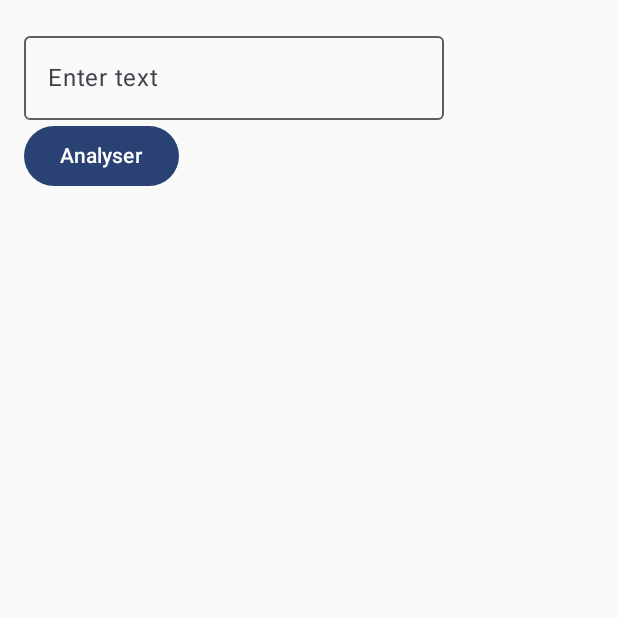
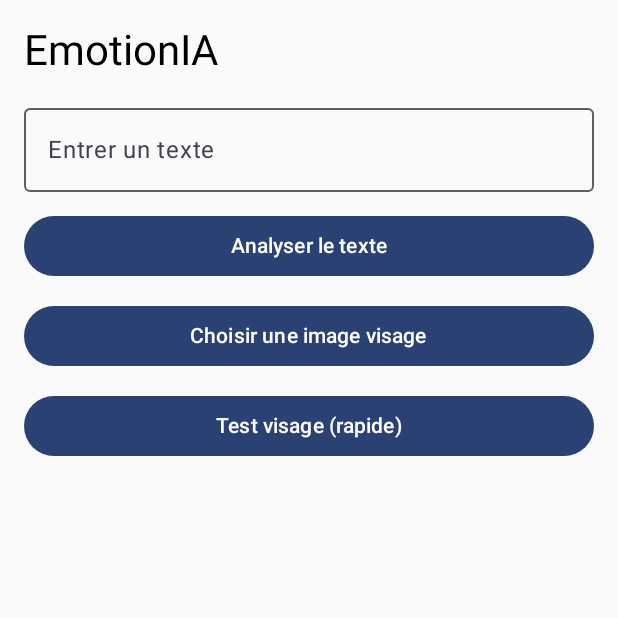
Before and after one commit to kkande/deep-learning-ia-mobile, an Android app built with Jetpack Compose: the screen it shows after launch (MainActivity), on a phone screen of 412 x 824 dp, the top half of it. Run offline under Robolectric (Android 15) with nearby library versions, the light colour scheme and no system bars.

Commit message:
Integrate text and face emotion API support

```diff
--- a/app/build.gradle.kts
+++ b/app/build.gradle.kts
@@ -60,6 +60,8 @@ dependencies {
     implementation("androidx.compose.material3:material3:1.1.2")
     implementation("androidx.lifecycle:lifecycle-viewmodel-compose:2.6.2")
     implementation("androidx.compose.ui:ui-tooling-preview:1.5.4")
+    implementation("com.squareup.okhttp3:okhttp:4.12.0")
+    implementation("com.squareup.okhttp3:logging-interceptor:4.12.0")
     testImplementation(libs.junit)
     androidTestImplementation(libs.androidx.junit)
     androidTestImplementation(libs.androidx.espresso.core)
--- a/app/src/main/AndroidManifest.xml
+++ b/app/src/main/AndroidManifest.xml
@@ -1,7 +1,7 @@
 <?xml version="1.0" encoding="utf-8"?>
 <manifest xmlns:android="http://schemas.android.com/apk/res/android"
     xmlns:tools="http://schemas.android.com/tools">
-
+    <uses-permission android:name="android.permission.INTERNET" />
     <application
         android:allowBackup="true"
         android:dataExtractionRules="@xml/data_extraction_rules"
@@ -10,7 +10,8 @@
         android:label="@string/app_name"
         android:roundIcon="@mipmap/ic_launcher_round"
         android:supportsRtl="true"
-        android:theme="@style/Theme.Ia_emotion">
+        android:theme="@style/Theme.Ia_emotion"
+        android:usesCleartextTraffic="true">
         <activity
             android:name=".MainActivity"
             android:exported="true"
--- a/app/src/main/java/com/mobile/emotion_ia/data/EmotionRepository.kt
+++ b/app/src/main/java/com/mobile/emotion_ia/data/EmotionRepository.kt
@@ -3,6 +3,8 @@ package com.mobile.emotion_ia.data
 import com.mobile.emotion_ia.data.model.EmotionData
 import com.mobile.emotion_ia.data.remote.ApiService
 import com.mobile.emotion_ia.data.remote.EmotionRequest
+import com.mobile.emotion_ia.data.remote.FaceEmotionResponse
+import okhttp3.MultipartBody
 
 class EmotionRepository(
     private val apiService: ApiService
@@ -15,4 +17,8 @@ class EmotionRepository(
             score = response.confidence.toFloat()
         )
     }
+
+    suspend fun analyzeFace(file: MultipartBody.Part): FaceEmotionResponse {
+        return apiService.predictFace(file)
+    }
 }
--- a/app/src/main/java/com/mobile/emotion_ia/data/remote/ApiService.kt
+++ b/app/src/main/java/com/mobile/emotion_ia/data/remote/ApiService.kt
@@ -1,7 +1,10 @@
 package com.mobile.emotion_ia.data.remote
 
+import okhttp3.MultipartBody
 import retrofit2.http.Body
+import retrofit2.http.Multipart
 import retrofit2.http.POST
+import retrofit2.http.Part
 
 interface ApiService {
 
@@ -9,4 +12,10 @@ interface ApiService {
     suspend fun predictEmotion(
         @Body request: EmotionRequest
     ): EmotionResponse
+
+    @Multipart
+    @POST("predict-face")
+    suspend fun predictFace(
+        @Part file: MultipartBody.Part
+    ): FaceEmotionResponse
 }
--- a/app/src/main/java/com/mobile/emotion_ia/ui/EmotionScreen.kt
+++ b/app/src/main/java/com/mobile/emotion_ia/ui/EmotionScreen.kt
@@ -1,34 +1,128 @@
 package com.mobile.emotion_ia.ui.emotion_screen
 
+import android.content.Context
+import android.net.Uri
+import androidx.activity.compose.rememberLauncherForActivityResult
+import androidx.activity.result.contract.ActivityResultContracts
 import androidx.compose.foundation.layout.*
 import androidx.compose.material3.*
 import androidx.compose.runtime.*
 import androidx.compose.ui.Modifier
+import androidx.compose.ui.platform.LocalContext
 import androidx.compose.ui.unit.dp
+import java.io.File
 
 @Composable
 fun EmotionScreen(viewModel: EmotionViewModel) {
 
     var text by remember { mutableStateOf("") }
-    val state = viewModel.uiState.collectAsState()
+    val state by viewModel.uiState.collectAsState()
+    val context = LocalContext.current
 
-    Column(modifier = Modifier.padding(16.dp)) {
+    // Sélecteur image (galerie)
+    val imagePickerLauncher = rememberLauncherForActivityResult(
+        contract = ActivityResultContracts.GetContent()
+    ) { uri: Uri? ->
+        uri?.let {
+            val file = uriToFile(context, it)
+            viewModel.analyzeFace(file)
+        }
+    }
 
+    Column(
+        modifier = Modifier
+            .fillMaxSize()
+            .padding(16.dp),
+        verticalArrangement = Arrangement.spacedBy(12.dp)
+    ) {
+
+        Text(
+            text = "EmotionIA",
+            style = MaterialTheme.typography.headlineMedium
+        )
+
+        // ===== TEXTE =====
         OutlinedTextField(
             value = text,
             onValueChange = { text = it },
-            label = { Text("Enter text") }
+            label = { Text("Entrer un texte") },
+            modifier = Modifier.fillMaxWidth()
         )
 
-        Button(onClick = {
-            viewModel.analyzeText(text)
-        }) {
-            Text("Analyser")
+        Button(
+            onClick = { viewModel.analyzeText(text) },
+            modifier = Modifier.fillMaxWidth()
+        ) {
+            Text("Analyser le texte")
         }
 
-        state.value.result?.let {
-            Text("Emotion: ${it.label}")
-            Text("Score: ${it.score}")
+        // ===== IMAGE =====
+        Button(
+            onClick = { imagePickerLauncher.launch("image/*") },
+            modifier = Modifier.fillMaxWidth()
+        ) {
+            Text("Choisir une image visage")
+        }
+
+        // 🔥 BOUTON TEST (SANS GALERIE)
+        Button(
+            onClick = {
+                val fakeFile = File(context.cacheDir, "test.jpg")
+                viewModel.analyzeFace(fakeFile)
+            },
+            modifier = Modifier.fillMaxWidth()
+        ) {
+            Text("Test visage (rapide)")
+        }
+
+        // LOADING
+        if (state.isLoading) {
+            CircularProgressIndicator()
+        }
+
+        //  ERREUR
+        state.error?.let { error ->
+            Text(
+                text = "Erreur : $error",
+                color = MaterialTheme.colorScheme.error
+            )
+        }
+
+        // RESULTAT TEXTE
+        state.textResult?.let { result ->
+            Card(modifier = Modifier.fillMaxWidth()) {
+                Column(modifier = Modifier.padding(12.dp)) {
+                    Text("Résultat texte")
+                    Text("Émotion : ${result.label}")
+                    Text("Score : ${"%.2f".format(result.score * 100)} %")
+                }
+            }
+        }
+
+        // RESULTAT VISAGE
+        state.faceResult?.let { face ->
+            Card(modifier = Modifier.fillMaxWidth()) {
+                Column(modifier = Modifier.padding(12.dp)) {
+                    Text("Résultat visage")
+                    Text("Émotion : ${face.label}")
+                    Text("Confiance : ${"%.2f".format(face.confidence * 100)} %")
+                    Text("Temps : ${face.inference_time_ms} ms")
+                }
+            }
         }
     }
 }
+
+// Conversion URI -> File
+fun uriToFile(context: Context, uri: Uri): File {
+    val inputStream = context.contentResolver.openInputStream(uri)
+    val file = File(context.cacheDir, "selected_face.jpg")
+
+    inputStream.use { input ->
+        file.outputStream().use { output ->
+            input?.copyTo(output)
+        }
+    }
+
+    return file
+}
```
Also changed, not shown: app/src/main/java/com/mobile/emotion_ia/data/remote/FaceEmotionResponse.kt (added, +8 -0 lines), app/src/main/java/com/mobile/emotion_ia/ui/EmotionViewModel.kt (+52 -3 lines).
